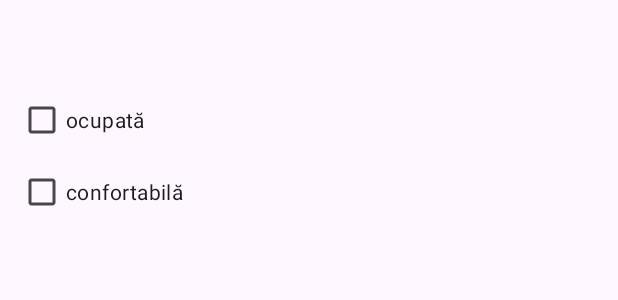
After one commit to alexandrabugan228-dot/Bugan_Alexandra_ActivitateDAM2026, an Android app: the layout rand_banca.xml on its own in the app's theme, with its tools: preview values and no code run, on a phone screen of 412 x 824 dp. The commit adds this screen. Shown: the top 300 px of the screen. Run offline under Robolectric (Android 15) with nearby library versions, the phone set to English and light mode, and no system bars.

Commit message:
Seminar 6

```diff
--- a/app/laborator04-flux/src/main/java/com/example/laborator04_flux/AdaugaBancaAI.java
+++ b/app/laborator04-flux/src/main/java/com/example/laborator04_flux/AdaugaBancaAI.java
@@ -47,7 +47,7 @@ public class AdaugaBancaAI extends AppCompatActivity {
 
         Intent rezultat = new Intent();
         Bundle bundle = new Bundle();
-        bundle.putSerializable("banca", b);
+        bundle.putParcelable("banca", b);
         rezultat.putExtras(bundle);
         setResult(RESULT_OK, rezultat);
         finish();
--- a/app/laborator04-flux/src/main/java/com/example/laborator04_flux/MainActivity.java
+++ b/app/laborator04-flux/src/main/java/com/example/laborator04_flux/MainActivity.java
@@ -37,7 +37,7 @@ public class MainActivity extends AppCompatActivity {
     private final ActivityResultLauncher<Intent> launcher =
             registerForActivityResult(new ActivityResultContracts.StartActivityForResult(), result -> {
                 if (result.getResultCode() == RESULT_OK && result.getData() != null) {
-                    Banca b = (Banca) result.getData().getSerializableExtra("banca");
+                    Banca b = result.getData().getParcelableExtra("banca");
                     if (b != null) {
                         listaBanci.add(b);
                         tvRezultat.setText(b.toString());
--- /dev/null
+++ b/app/laborator04-flux/src/main/res/layout/rand_banca.xml
@@ -0,0 +1,54 @@
+<?xml version="1.0" encoding="utf-8"?>
+<LinearLayout xmlns:android="http://schemas.android.com/apk/res/android"
+    android:layout_width="match_parent"
+    android:layout_height="wrap_content"
+    android:orientation="vertical"
+    android:descendantFocusability="blocksDescendants"
+    android:padding="12dp">
+
+    <TextView
+        android:id="@+id/culoareTV"
+        android:layout_width="match_parent"
+        android:layout_height="wrap_content"
+        android:textSize="18sp"/>
+
+    <LinearLayout
+        android:layout_width="match_parent"
+        android:layout_height="wrap_content"
+        android:orientation="horizontal">
+
+        <TextView
+            android:id="@+id/locuriTV"
+            android:layout_width="0dp"
+            android:layout_height="wrap_content"
+            android:layout_weight="2" />
+
+        <TextView
+            android:id="@+id/zonaTV"
+            android:layout_width="0dp"
+            android:layout_height="wrap_content"
+            android:layout_weight="1" />
+
+        <TextView
+            android:id="@+id/picioareTV"
+            android:layout_width="0dp"
+            android:layout_height="wrap_content"
+            android:layout_weight="1" />
+    </LinearLayout>
+
+    <CheckBox
+        android:id="@+id/ocupataCB"
+        android:layout_width="wrap_content"
+        android:layout_height="wrap_content"
+        android:clickable="false"
+        android:focusable="false"
+        android:text="ocupată" />
+
+    <CheckBox
+        android:id="@+id/confortCB"
+        android:layout_width="wrap_content"
+        android:layout_height="wrap_content"
+        android:clickable="false"
+        android:focusable="false"
+        android:text="confortabilă" />
+</LinearLayout>
```
Also changed, not shown: app/laborator04-flux/src/main/java/com/example/laborator04_flux/AdaugaBanca.java (+25 -1 lines), app/laborator04-flux/src/main/java/com/example/laborator04_flux/AfisareBanci.java (+39 -26 lines), app/laborator04-flux/src/main/java/com/example/laborator04_flux/Banca.java (+40 -1 lines), app/laborator04-flux/src/main/java/com/example/laborator04_flux/BancaAdapter.java (added, +63 -0 lines).
